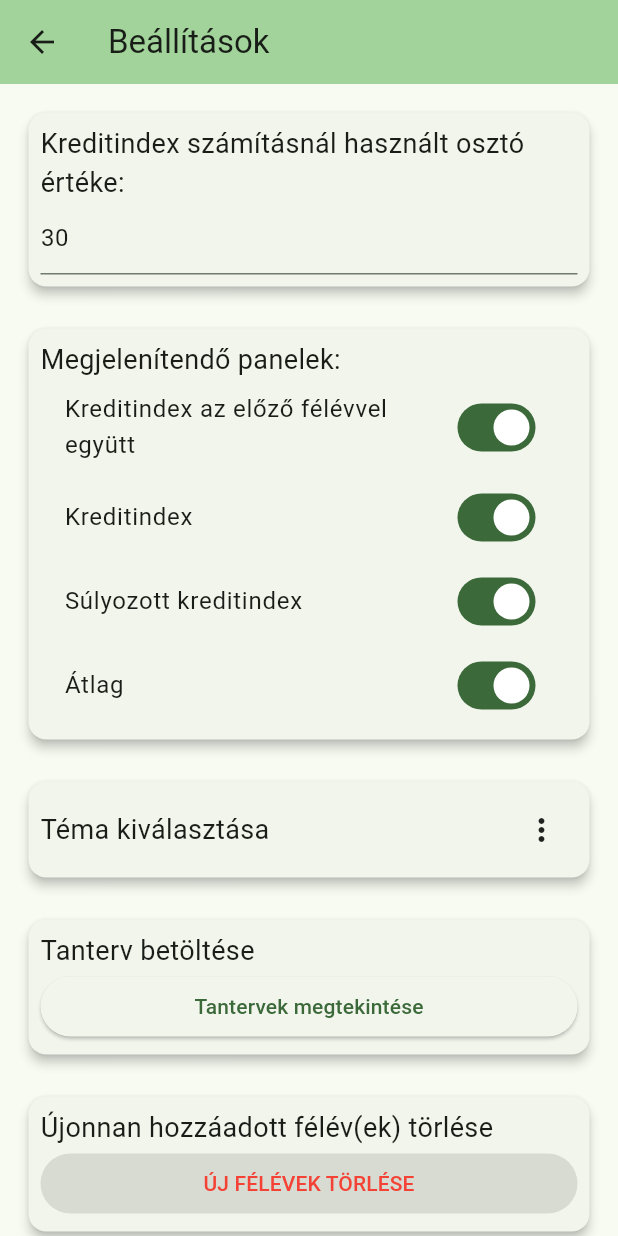
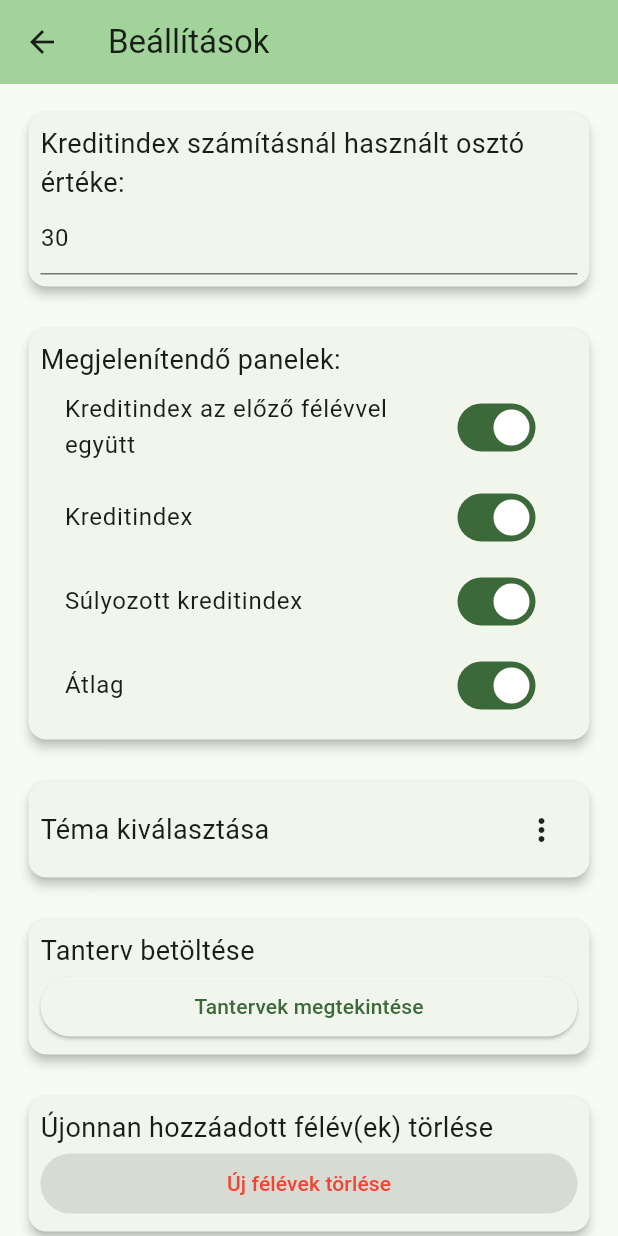
Before and after one commit to balazs003/kreditindex_calculator, a Flutter app: the SettingsPage screen opened by its route, on a phone screen of 412 x 824 dp. Run offline on Flutter 3.47's test engine with Material 3 defaults, Android fonts, the light colour scheme and no system bars; our stand-ins replace adaptive_theme, flutter_slidable, shared_preferences, sqflite; accounts and stored records are empty.

Commit message:
Redesigned info and settings page a bit and added a new paragraph to first setup page

```diff
--- a/lib/first_setup_page.dart
+++ b/lib/first_setup_page.dart
@@ -187,6 +187,11 @@ class _SetupPageState extends State<SetupPage>
                                           'Szerkeszd és töröld a tárgyakat egyszerűen oldalra húzással',
                                     ),
                                     const FeatureItem(
+                                      icon: Icons.swap_vert,
+                                      text:
+                                      'Rendezd át a tantárgyak sorrendjét könnyedén',
+                                    ),
+                                    const FeatureItem(
                                       icon: Icons.dark_mode,
                                       text:
                                           'Használd az alkalmazást nappali vagy éjszakai módban',
--- a/lib/settings_page.dart
+++ b/lib/settings_page.dart
@@ -345,7 +345,7 @@ class _SettingsPageState extends State<SettingsPage> {
                           }
                               : null,
                           child: const Text(
-                            'ÚJ FÉLÉVEK TÖRLÉSE',
+                            'Új félévek törlése',
                             style: TextStyle(
                               color: Colors.red,
                             ),
@@ -378,7 +378,7 @@ class _SettingsPageState extends State<SettingsPage> {
                                 }
                               : null,
                           child: const Text(
-                            'TÖRLÉS',
+                            'Törlés',
                             style: TextStyle(
                               color: Colors.red,
                             ),
```
Also changed, not shown: lib/info_page.dart (+7 -1 lines).
